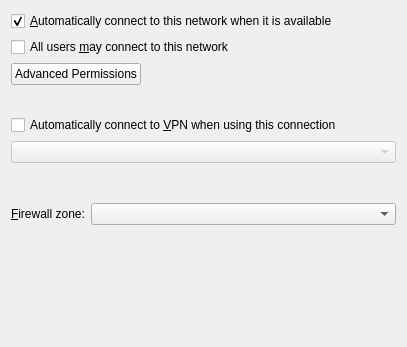
This is lib/editor/ui/connectionwidget.ui in KDE/plasma-nm as Qt 5 draws it before an edit. The edited form follows.
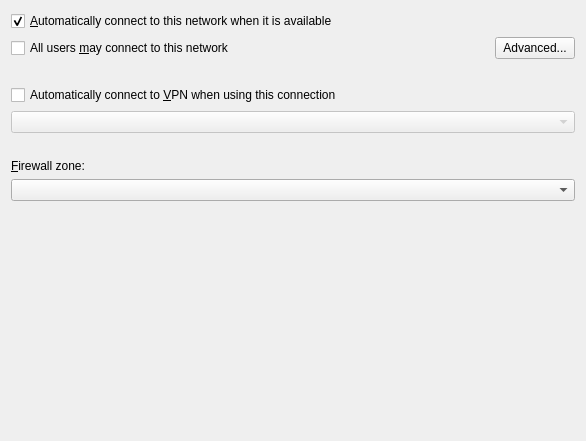
This is the edited form. Icons and pictures are not drawn. Custom widgets are drawn as their Qt base class.

```diff
--- a/lib/editor/ui/connectionwidget.ui
+++ b/lib/editor/ui/connectionwidget.ui
@@ -6,12 +6,25 @@
    <rect>
     <x>0</x>
     <y>0</y>
-    <width>407</width>
-    <height>347</height>
+    <width>586</width>
+    <height>441</height>
    </rect>
   </property>
-  <layout class="QFormLayout" name="formLayout">
-   <item row="0" column="0" colspan="2">
+  <layout class="QGridLayout" name="gridLayout">
+   <item row="8" column="1">
+    <spacer name="verticalSpacer_3">
+     <property name="orientation">
+      <enum>Qt::Vertical</enum>
+     </property>
+     <property name="sizeHint" stdset="0">
+      <size>
+       <width>20</width>
+       <height>118</height>
+      </size>
+     </property>
+    </spacer>
+   </item>
+   <item row="0" column="0" colspan="3">
     <widget class="QCheckBox" name="autoconnect">
      <property name="text">
       <string>&amp;Automatically connect to this network when it is available</string>
@@ -21,6 +34,38 @@
      </property>
     </widget>
    </item>
+   <item row="2" column="1">
+    <spacer name="verticalSpacer_2">
+     <property name="orientation">
+      <enum>Qt::Vertical</enum>
+     </property>
+     <property name="sizeType">
+      <enum>QSizePolicy::Minimum</enum>
+     </property>
+     <property name="sizeHint" stdset="0">
+      <size>
+       <width>20</width>
+       <height>20</height>
+      </size>
+     </property>
+    </spacer>
+   </item>
+   <item row="5" column="1">
+    <spacer name="verticalSpacer">
+     <property name="orientation">
+      <enum>Qt::Vertical</enum>
+     </property>
+     <property name="sizeType">
+      <enum>QSizePolicy::Minimum</enum>
+     </property>
+     <property name="sizeHint" stdset="0">
+      <size>
+       <width>20</width>
+       <height>20</height>
+      </size>
+     </property>
+    </spacer>
+   </item>
    <item row="1" column="0" colspan="2">
     <widget class="QCheckBox" name="allUsers">
      <property name="text">
@@ -31,7 +76,7 @@
      </property>
     </widget>
    </item>
-   <item row="2" column="0" colspan="2">
+   <item row="1" column="2">
     <widget class="KPushButton" name="pushButtonPermissions">
      <property name="sizePolicy">
       <sizepolicy hsizetype="Fixed" vsizetype="Fixed">
@@ -46,50 +91,14 @@
       <string>Fine-grained permissions editor for this connection. It lets you choose which users can activate/modify/delete this connection.</string>
      </property>
      <property name="text">
-      <string>Advanced Permissions</string>
+      <string>Advanced...</string>
      </property>
-    </widget>
-   </item>
-   <item row="3" column="1">
-    <spacer name="verticalSpacer_2">
-     <property name="orientation">
-      <enum>Qt::Vertical</enum>
+     <property name="icon">
+      <iconset theme="preferences-desktop-user"/>
      </property>
-     <property name="sizeType">
-      <enum>QSizePolicy::Minimum</enum>
-     </property>
-     <property name="sizeHint" stdset="0">
-      <size>
-       <width>20</width>
-       <height>18</height>
-      </size>
-     </property>
-    </spacer>
-   </item>
-   <item row="4" column="0" colspan="2">
-    <widget class="QCheckBox" name="autoconnectVpn">
-     <property name="text">
-      <string>Automatically connect to &amp;VPN when using this connection</string>
-     </property>
     </widget>
    </item>
-   <item row="6" column="1">
-    <spacer name="verticalSpacer">
-     <property name="orientation">
-      <enum>Qt::Vertical</enum>
-     </property>
-     <property name="sizeType">
-      <enum>QSizePolicy::Minimum</enum>
-     </property>
-     <property name="sizeHint" stdset="0">
-      <size>
-       <width>20</width>
-       <height>28</height>
-      </size>
-     </property>
-    </spacer>
-   </item>
-   <item row="7" column="0">
+   <item row="6" column="0">
     <widget class="QLabel" name="label_2">
      <property name="text">
       <string>&amp;Firewall zone:</string>
@@ -99,36 +108,30 @@
      </property>
     </widget>
    </item>
-   <item row="7" column="1">
-    <widget class="KComboBox" name="firewallZone">
-     <property name="sizePolicy">
-      <sizepolicy hsizetype="MinimumExpanding" vsizetype="Fixed">
-       <horstretch>0</horstretch>
-       <verstretch>0</verstretch>
-      </sizepolicy>
+   <item row="3" column="0" colspan="3">
+    <widget class="QCheckBox" name="autoconnectVpn">
+     <property name="text">
+      <string>Automatically connect to &amp;VPN when using this connection</string>
      </property>
     </widget>
    </item>
-   <item row="8" column="1">
-    <spacer name="verticalSpacer_3">
-     <property name="orientation">
-      <enum>Qt::Vertical</enum>
-     </property>
-     <property name="sizeHint" stdset="0">
-      <size>
-       <width>20</width>
-       <height>118</height>
-      </size>
-     </property>
-    </spacer>
-   </item>
-   <item row="5" column="0" colspan="2">
+   <item row="4" column="0" colspan="3">
     <widget class="KComboBox" name="vpnCombobox">
      <property name="enabled">
       <bool>false</bool>
      </property>
     </widget>
    </item>
+   <item row="7" column="0" colspan="3">
+    <widget class="KComboBox" name="firewallZone">
+     <property name="sizePolicy">
+      <sizepolicy hsizetype="MinimumExpanding" vsizetype="Fixed">
+       <horstretch>0</horstretch>
+       <verstretch>0</verstretch>
+      </sizepolicy>
+     </property>
+    </widget>
+   </item>
   </layout>
  </widget>
  <customwidgets>
```
Left out of the diff: 1 changed line with no effect on the pictures.
